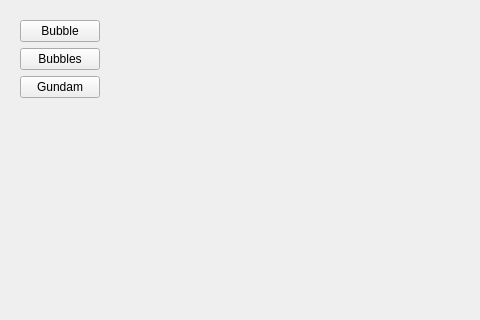
This is resources/widget/MayaPyHomeWidget/Widget.ui in cnbdragon/GundamPy as Qt 5 draws it before an edit; both pictures show x 0 to 480 and y 0 to 320 of the 608 by 422 pixel window. The edited form follows.
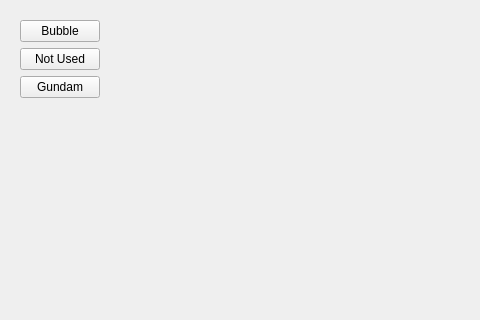
This is the edited form. Icons and pictures are not drawn.

Commit message: Monday bubbles

```diff
--- a/resources/widget/MayaPyHomeWidget/Widget.ui
+++ b/resources/widget/MayaPyHomeWidget/Widget.ui
@@ -27,7 +27,7 @@
       <item>
        <widget class="QPushButton" name="assignment2Btn">
         <property name="text">
-         <string>Bubbles</string>
+         <string>Not Used</string>
         </property>
        </widget>
       </item>
```
Left out of the diff: 4 changed lines with no effect on the pictures. The commit also changes 33 other files.
